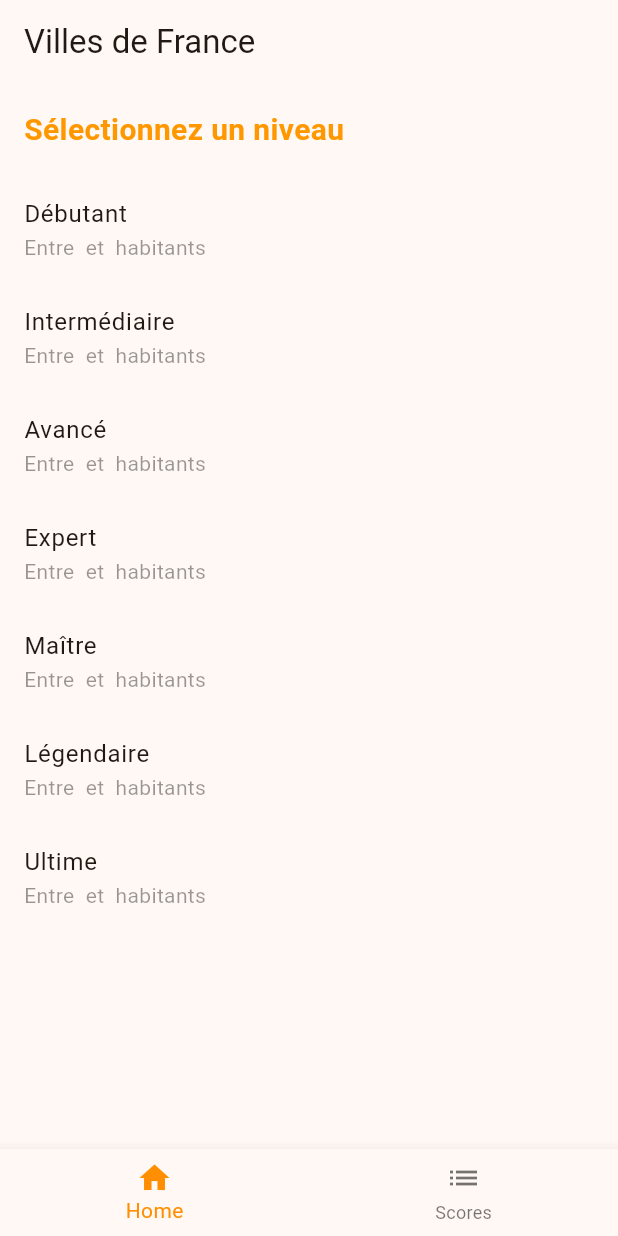
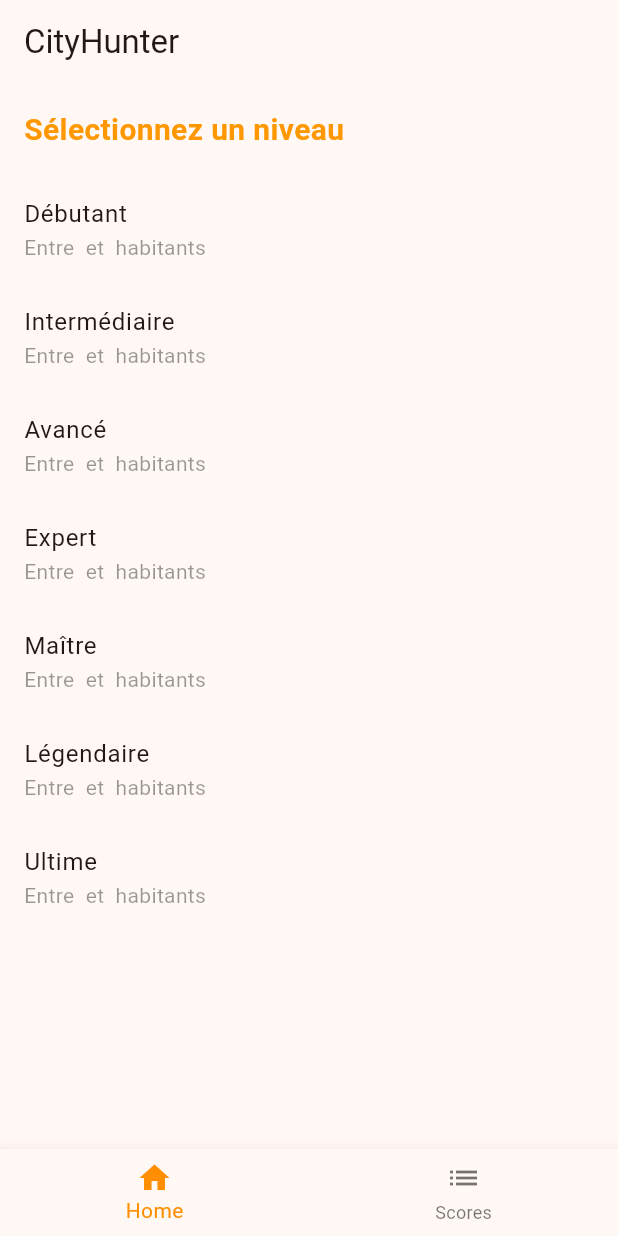
Before and after one commit to maxencebonamy/City-Hunter, a Flutter app: the screen it shows after launch, on a phone screen of 412 x 824 dp. Run offline on Flutter 3.47's test engine with Material 3 defaults, Android fonts, the phone set to English and light mode, and no system bars; our stand-ins replace flutter_bloc, flutter_map, latlong2, shared_preferences, sliding_up_panel; missing offline and left inert: linear_progress_bar, xrange; network calls fail.

Commit message:
update home title

```diff
--- a/lib/main.dart
+++ b/lib/main.dart
@@ -38,7 +38,7 @@ class MyApp extends StatelessWidget {
         '/game': (context) => const GameView(),
         '/scores': (context) => const ScoresView(),
       },
-      home: MyHomePage(title: 'Villes de France'),
+      home: MyHomePage(title: 'CityHunter'),
     );
   }
 }
```
